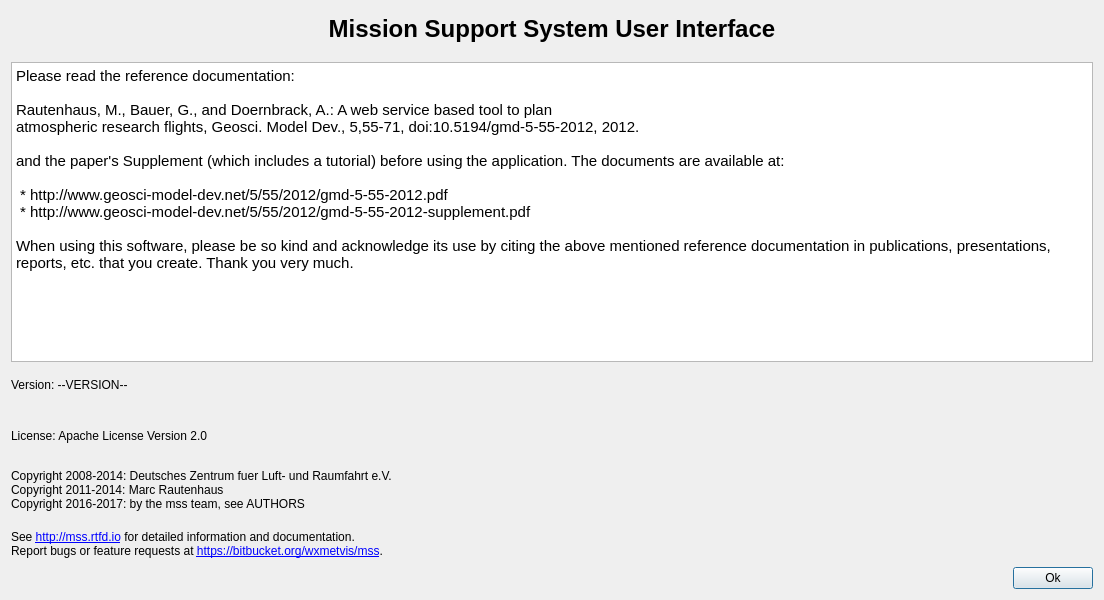
Open-MSS/MSS, file mslib/msui/ui_about_dialog.ui: the form before one commit.
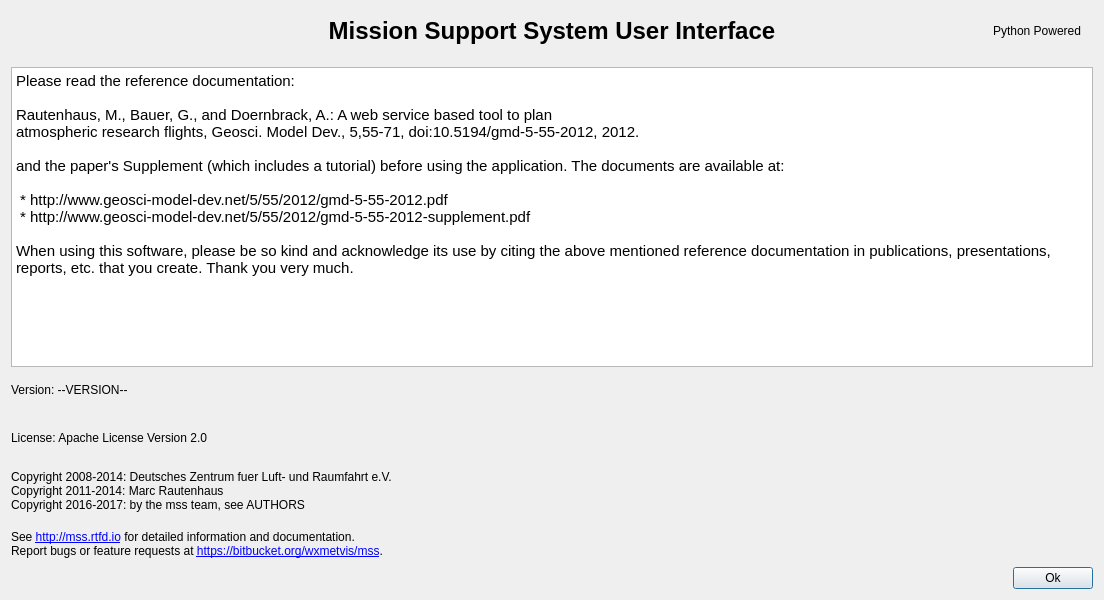
The form after the commit.

Commit message:
Added a python powered logo to About dialogue.
Fix issue #111

```diff
--- a/mslib/msui/ui_about_dialog.ui
+++ b/mslib/msui/ui_about_dialog.ui
@@ -23,7 +23,40 @@
    <item>
     <layout class="QVBoxLayout" name="verticalLayout_2">
      <item>
-      <widget class="QLabel" name="label">
+      <layout class="QHBoxLayout" name="horizontalLayout_3">
+       <item>
+        <widget class="QLabel" name="lblDummy">
+         <property name="sizePolicy">
+          <sizepolicy hsizetype="Fixed" vsizetype="Preferred">
+           <horstretch>0</horstretch>
+           <verstretch>0</verstretch>
+          </sizepolicy>
+         </property>
+         <property name="minimumSize">
+          <size>
+           <width>100</width>
+           <height>40</height>
+          </size>
+         </property>
+         <property name="maximumSize">
+          <size>
+           <width>100</width>
+           <height>40</height>
+          </size>
+         </property>
+         <property name="text">
+          <string/>
+         </property>
+        </widget>
+       </item>
+       <item>
+        <widget class="QLabel" name="lblName">
+         <property name="sizePolicy">
+          <sizepolicy hsizetype="MinimumExpanding" vsizetype="Preferred">
+           <horstretch>0</horstretch>
+           <verstretch>0</verstretch>
+          </sizepolicy>
+         </property>
        <property name="font">
         <font>
          <pointsize>18</pointsize>
@@ -43,6 +76,33 @@
       </widget>
      </item>
      <item>
+        <widget class="QLabel" name="lblPython">
+         <property name="sizePolicy">
+          <sizepolicy hsizetype="Fixed" vsizetype="Preferred">
+           <horstretch>0</horstretch>
+           <verstretch>0</verstretch>
+          </sizepolicy>
+         </property>
+         <property name="minimumSize">
+          <size>
+           <width>100</width>
+           <height>40</height>
+          </size>
+         </property>
+         <property name="maximumSize">
+          <size>
+           <width>100</width>
+           <height>40</height>
+          </size>
+         </property>
+         <property name="text">
+          <string>Python Powered</string>
+         </property>
+        </widget>
+       </item>
+      </layout>
+     </item>
+     <item>
       <spacer name="verticalSpacer_6">
        <property name="orientation">
         <enum>Qt::Vertical</enum>
@@ -79,18 +139,22 @@
         <string>&lt;!DOCTYPE HTML PUBLIC &quot;-//W3C//DTD HTML 4.0//EN&quot; &quot;http://www.w3.org/TR/REC-html40/strict.dtd&quot;&gt;
 &lt;html&gt;&lt;head&gt;&lt;meta name=&quot;qrichtext&quot; content=&quot;1&quot; /&gt;&lt;style type=&quot;text/css&quot;&gt;
 p, li { white-space: pre-wrap; }
-&lt;/style&gt;&lt;/head&gt;&lt;body style=&quot; font-family:'Sans Serif'; font-size:9pt; font-weight:400; font-style:normal;&quot;&gt;
+&lt;/style&gt;&lt;/head&gt;&lt;body style=&quot; font-family:'MS Shell Dlg 2'; font-size:7.8pt; font-weight:400; font-style:normal;&quot;&gt;
 &lt;p style=&quot; margin-top:12px; margin-bottom:12px; margin-left:0px; margin-right:0px; -qt-block-indent:0; text-indent:0px;&quot;&gt;&lt;span style=&quot; font-family:'DejaVu Sans Mono'; font-size:11pt; color:#000000; background-color:#ffffff;&quot;&gt;Please read the reference documentation:&lt;/span&gt;&lt;span style=&quot; font-family:'DejaVu Sans Mono'; font-size:11pt; color:#000000;&quot;&gt;&lt;br /&gt;&lt;br /&gt;Rautenhaus, M., Bauer, G., and Doernbrack, A.: A web service based tool to plan&lt;br /&gt;atmospheric research flights, Geosci. Model Dev., 5,55-71, doi:10.5194/gmd-5-55-2012, 2012.&lt;br /&gt;&lt;br /&gt;and the paper's Supplement (which includes a tutorial) before using the application. The documents are available at:&lt;br /&gt;&lt;br /&gt; * &lt;/span&gt;&lt;span style=&quot; font-family:'DejaVu Sans Mono'; font-size:11pt; color:#000000; background-color:#ffffff;&quot;&gt;http://www.geosci-model-dev.net/5/55/2012/gmd-5-55-2012.pdf&lt;/span&gt;&lt;span style=&quot; font-family:'DejaVu Sans Mono'; font-size:11pt; color:#000000;&quot;&gt;&lt;br /&gt; * http://www.geosci-model-dev.net/5/55/2012/gmd-5-55-2012-supplement.pdf&lt;br /&gt;&lt;br /&gt;When using this software, please be so kind and acknowledge its use by citing the above mentioned reference documentation in publications, presentations, reports, etc. that you create. Thank you very much.&lt;br /&gt;&lt;br /&gt;&lt;/span&gt;&lt;/p&gt;&lt;/body&gt;&lt;/html&gt;</string>
        </property>
       </widget>
      </item>
      <item>
+      <layout class="QHBoxLayout" name="horizontalLayout_2">
+       <item>
       <widget class="QLabel" name="lblVersion">
        <property name="text">
         <string>Version: --VERSION--</string>
        </property>
       </widget>
      </item>
+      </layout>
+     </item>
      <item>
       <spacer name="verticalSpacer">
        <property name="orientation">
```
Left out of the diff: 6 changed lines with no effect on the pictures. Lines whose indentation alone changed are shown as unchanged. The commit also changes 5 other files.
